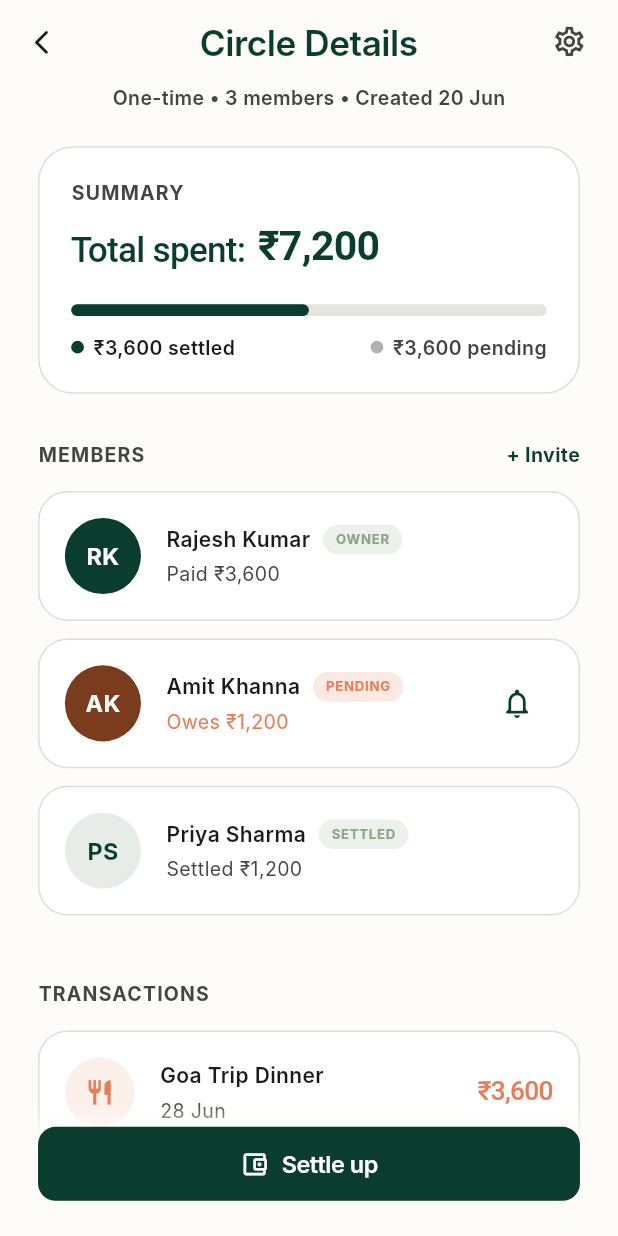
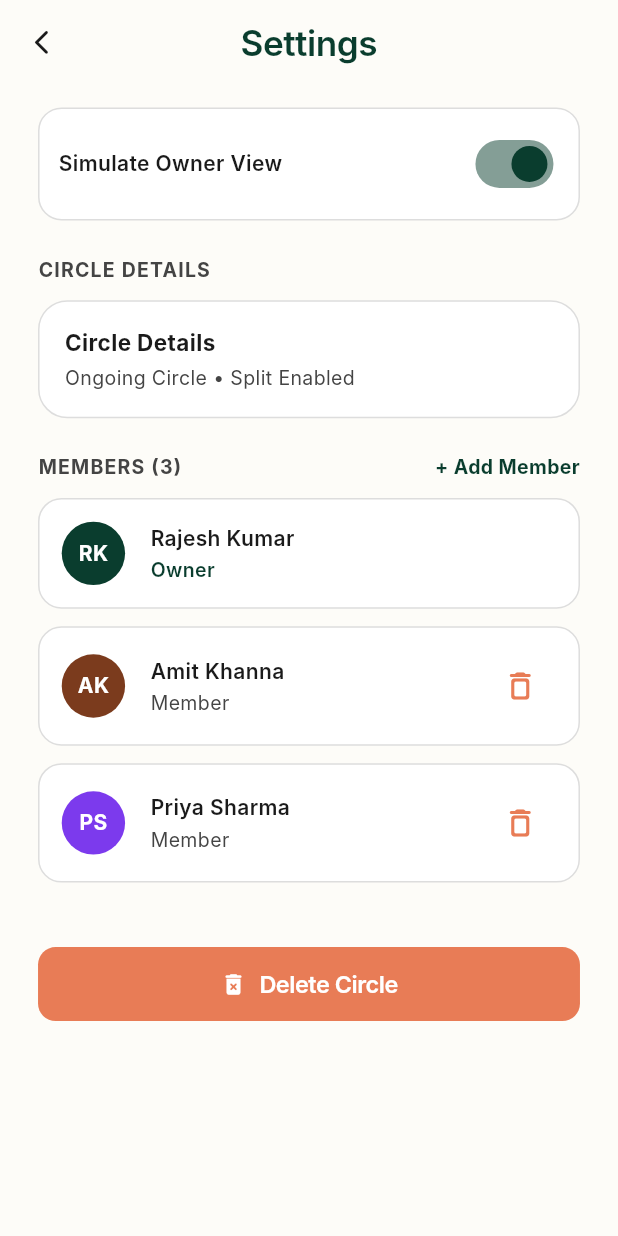
Before and after one commit to Nautilus-Techlabs/expense_tracker, a Flutter app: the CircleDetailsScreen screen opened by its route, after a tap on the "settings" icon, on a phone screen of 412 x 824 dp. Run offline on Flutter 3.47's test engine with Material 3 defaults, Android fonts, the phone set to English and light mode, and no system bars; our stand-ins replace connectivity_plus, either_dart, firebase_core, firebase_crashlytics, flutter_riverpod, flutter_screenutil and 5 more; accounts and stored records are empty; Roboto replaces fonts that are missing (Inter, PlayfairDisplay).

Commit message:
Add circle settings screen and refactor to use enums

```diff
--- a/lib/core/constants/app_router.dart
+++ b/lib/core/constants/app_router.dart
@@ -6,6 +6,7 @@ import 'package:flutter/material.dart';
 import 'package:go_router/go_router.dart';
 
 import '../../features/circle/views/circle_details_screen.dart';
+import '../../features/circle/views/circle_settings_screen.dart';
 import '../../features/personal_expenses/models/transaction_model.dart';
 import '../../features/personal_expenses/views/accounts_settings_screen.dart';
 import '../../features/personal_expenses/views/add_account_screen.dart';
@@ -36,6 +37,7 @@ class AppRouter {
   static const String addBudget = '/add-budget';
   static const String categoryBreakdown = '/category-breakdown';
   static const String faq = '/faq';
+  static const String circleSettings = '/circle-settings';
 
   static final router = GoRouter(
     initialLocation: splash,
@@ -117,6 +119,13 @@ class AppRouter {
         },
       ),
       GoRoute(path: faq, builder: (context, state) => const FaqScreen()),
+      GoRoute(
+        path: circleSettings,
+        builder: (context, state) {
+          final circleName = state.extra as String? ?? 'Circle Settings';
+          return CircleSettingsScreen(circleName: circleName);
+        },
+      ),
     ],
   );
 }
--- a/lib/features/circle/viewmodels/circle_notifier.dart
+++ b/lib/features/circle/viewmodels/circle_notifier.dart
@@ -72,7 +72,7 @@ class CircleNotifier extends Notifier<CircleState> {
   Future<void> createCircle({
     required String name,
     String? description,
-    String type = 'ongoing',
+    CircleType type = CircleType.ongoing,
     double? budget,
     bool splitEnabled = false,
   }) async {
@@ -93,7 +93,7 @@ class CircleNotifier extends Notifier<CircleState> {
   Future<void> addCircleMember({
     required int circleId,
     required int targetUserId,
-    String role = 'member',
+    CircleMemberRole role = CircleMemberRole.member,
   }) async {
     state = state.copyWith(isLoading: true, error: null);
     final result = await ref.read(supabaseHelperProvider).addCircleMember(
@@ -110,7 +110,7 @@ class CircleNotifier extends Notifier<CircleState> {
   Future<void> changeMemberRole({
     required int circleId,
     required int targetUserId,
-    required String newRole,
+    required CircleMemberRole newRole,
   }) async {
     state = state.copyWith(isLoading: true, error: null);
     final result = await ref.read(supabaseHelperProvider).changeMemberRole(
--- /dev/null
+++ b/lib/features/circle/views/circle_settings_screen.dart
@@ -0,0 +1,387 @@
+import 'package:flutter/material.dart';
+import 'package:flutter_screenutil/flutter_screenutil.dart';
+import 'package:go_router/go_router.dart';
+
+import '../../../core/constants/app_constants.dart';
+import 'package:expense_tracker/core/utils/ui_helpers.dart';
+import '../../../../core/theme/app_colors_extension.dart';
+
+class CircleSettingsScreen extends StatefulWidget {
+  final String circleName;
+
+  const CircleSettingsScreen({
+    super.key,
+    required this.circleName,
+  });
+
+  @override
+  State<CircleSettingsScreen> createState() => _CircleSettingsScreenState();
+}
+
+class _CircleSettingsScreenState extends State<CircleSettingsScreen> {
+  // Mock data for UI representation
+  bool isOwner = true; // Toggle to test both owner and member view
+  List<Map<String, dynamic>> members = [
+    {'name': 'Rajesh Kumar', 'initials': 'RK', 'role': 'Owner', 'color': AppColors.primary},
+    {'name': 'Amit Khanna', 'initials': 'AK', 'role': 'Member', 'color': const Color(0xFF7B3B1D)},
+    {'name': 'Priya Sharma', 'initials': 'PS', 'role': 'Member', 'color': const Color(0xFF7C3AED)},
+  ];
+
+  void _removeMember(int index) {
+    setState(() {
+      members.removeAt(index);
+    });
+    ScaffoldMessenger.of(context).showSnackBar(
+      SnackBar(
+        content: const Text('Member removed'),
+        backgroundColor: AppColors.expense,
+        behavior: SnackBarBehavior.floating,
+      ),
+    );
+  }
+
+  void _addMockMember() {
+    setState(() {
+      members.add({
+        'name': 'New Member ${members.length + 1}',
+        'initials': 'NM',
+        'role': 'Member',
+        'color': Colors.teal,
+      });
+    });
+    ScaffoldMessenger.of(context).showSnackBar(
+      const SnackBar(
+        content: Text('Member added (Mock)'),
+        backgroundColor: AppColors.income,
+        behavior: SnackBarBehavior.floating,
+      ),
+    );
+  }
+
+  @override
+  Widget build(BuildContext context) {
+    return Scaffold(
+      backgroundColor: context.colors.background,
+      appBar: AppBar(
+        backgroundColor: Colors.transparent,
+        elevation: 0,
+        centerTitle: true,
+        leading: IconButton(
+          icon: Icon(
+            Icons.arrow_back_ios_rounded,
+            size: 20.sp,
+            color: context.colors.textPrimary,
+          ),
+          onPressed: () => context.pop(),
+        ),
+        title: Text(
+          'Settings',
+          style: context.appTexts.heading.copyWith(
+            color: context.colors.primary,
+            fontSize: 24.sp,
+          ),
+        ),
+      ),
+      body: SingleChildScrollView(
+        physics: const BouncingScrollPhysics(),
+        padding: EdgeInsets.symmetric(horizontal: 24.w, vertical: 16.h),
+        child: Column(
+          crossAxisAlignment: CrossAxisAlignment.start,
+          children: [
+            // --- Owner Mode Toggle (For Testing UI) ---
+            Container(
+              padding: EdgeInsets.all(12.w),
+              decoration: BoxDecoration(
+                color: context.colors.card,
+                borderRadius: BorderRadius.circular(16.r),
+                border: Border.all(color: context.colors.border),
+              ),
+              child: Row(
+                mainAxisAlignment: MainAxisAlignment.spaceBetween,
+                children: [
+                  Text(
+                    'Simulate Owner View',
+                    style: context.appTexts.bodyMedium.copyWith(
+                      color: context.colors.textPrimary,
+                      fontWeight: FontWeight.w600,
+                    ),
+                  ),
+                  Switch.adaptive(
+                    value: isOwner,
+                    activeColor: AppColors.primary,
+                    onChanged: (val) {
+                      setState(() {
+                        isOwner = val;
+                      });
+                    },
+                  ),
+                ],
+              ),
+            ),
+            UIHelpers.verticalSpace(24),
+
+            // --- Section: Circle Info ---
+            Text(
+              'CIRCLE DETAILS',
+              style: context.appTexts.bodySmall.copyWith(
+                color: context.colors.textSecondary,
+                fontWeight: FontWeight.w700,
+                letterSpacing: 0.8,
+              ),
+            ),
+            UIHelpers.verticalSpace(12),
+            Container(
+              width: double.infinity,
+              padding: EdgeInsets.all(16.w),
+              decoration: BoxDecoration(
+                color: context.colors.card,
+                borderRadius: BorderRadius.circular(20.r),
+                border: Border.all(color: context.colors.border),
+              ),
+              child: Column(
+                crossAxisAlignment: CrossAxisAlignment.start,
+                children: [
+                  Text(
+                    widget.circleName,
+                    style: context.appTexts.bodyLarge.copyWith(
+                      color: context.colors.textPrimary,
+                      fontWeight: FontWeight.bold,
+                    ),
+                  ),
+                  UIHelpers.verticalSpace(4),
+                  Text(
+                    'Ongoing Circle • Split Enabled',
+                    style: context.appTexts.bodySmall.copyWith(
+                      color: context.colors.textSecondary,
+                    ),
+                  ),
+                ],
+              ),
+            ),
+            UIHelpers.verticalSpace(24),
+
+            // --- Section: Members ---
+            Row(
+              mainAxisAlignment: MainAxisAlignment.spaceBetween,
+              children: [
+                Text(
+                  'MEMBERS (${members.length})',
+                  style: context.appTexts.bodySmall.copyWith(
+                    color: context.colors.textSecondary,
+                    fontWeight: FontWeight.w700,
+                    letterSpacing: 0.8,
+                  ),
+                ),
+                if (isOwner)
+                  GestureDetector(
+                    onTap: _addMockMember,
+                    child: Text(
+                      '+ Add Member',
+                      style: context.appTexts.bodySmall.copyWith(
+                        color: context.colors.primary,
+                        fontWeight: FontWeight.w700,
+                      ),
+                    ),
+                  ),
+              ],
+            ),
+            UIHelpers.verticalSpace(12),
+
+            ListView.builder(
+              shrinkWrap: true,
+              physics: const NeverScrollableScrollPhysics(),
+              itemCount: members.length,
+              itemBuilder: (context, index) {
+                final member = members[index];
+                final isCurrentMemberOwner = member['role'] == 'Owner';
+                return Container(
+                  margin: EdgeInsets.only(bottom: 12.h),
+                  padding: EdgeInsets.all(14.w),
+                  decoration: BoxDecoration(
+                    color: context.colors.card,
+                    borderRadius: BorderRadius.circular(16.r),
+                    border: Border.all(color: context.colors.border),
+                  ),
+                  child: Row(
+                    children: [
+                      Container(
+                        width: 40.w,
+                        height: 40.w,
+                        decoration: BoxDecoration(
+                          color: member['color'],
+                          shape: BoxShape.circle,
+                        ),
+                        alignment: Alignment.center,
+                        child: Text(
+                          member['initials'],
+                          style: context.appTexts.bodyMedium.copyWith(
+                            color: Colors.white,
+                            fontWeight: FontWeight.bold,
+                          ),
+                        ),
+                      ),
+                      UIHelpers.horizontalSpace(16),
+                      Expanded(
+                        child: Column(
+                          crossAxisAlignment: CrossAxisAlignment.start,
+                          children: [
+                            Text(
+                              member['name'],
+                              style: context.appTexts.bodyMedium.copyWith(
+                                color: context.colors.textPrimary,
+                                fontWeight: FontWeight.w600,
+                              ),
+                            ),
+                            UIHelpers.verticalSpace(2),
+                            Text(
+                              member['role'],
+                              style: context.appTexts.bodySmall.copyWith(
+                                color: isCurrentMemberOwner
+                                    ? AppColors.primary
+                                    : context.colors.textSecondary,
+                                fontWeight: isCurrentMemberOwner
+                                    ? FontWeight.w600
+                                    : FontWeight.normal,
+                              ),
+                            ),
+                          ],
+                        ),
+                      ),
+                      if (isOwner && !isCurrentMemberOwner)
+                        IconButton(
+                          icon: const Icon(
+                            Icons.delete_outline_rounded,
+                            color: AppColors.expense,
+                          ),
+                          onPressed: () => _removeMember(index),
+                        ),
+                    ],
+                  ),
+                );
+              },
+            ),
+            UIHelpers.verticalSpace(32),
+
+            // --- Section: Actions ---
+            if (!isOwner)
+              SizedBox(
+                width: double.infinity,
+                child: ElevatedButton(
+                  onPressed: () {
+                    ScaffoldMessenger.of(context).showSnackBar(
+                      const SnackBar(
+                        content: Text('Leaving circle... (Mock)'),
+                        behavior: SnackBarBehavior.floating,
+                      ),
+                    );
+                  },
+                  style: ElevatedButton.styleFrom(
+                    backgroundColor: AppColors.expense.withValues(alpha: 0.1),
+                    foregroundColor: AppColors.expense,
+                    padding: EdgeInsets.symmetric(vertical: 14.h),
+                    shape: RoundedRectangleBorder(
+                      borderRadius: BorderRadius.circular(12.r),
+                    ),
+                    elevation: 0,
+                  ),
+                  child: Row(
+                    mainAxisAlignment: MainAxisAlignment.center,
+                    children: [
+                      const Icon(Icons.exit_to_app_rounded, color: AppColors.expense),
+                      UIHelpers.horizontalSpace(8),
+                      Text(
+                        'Leave Circle',
+                        style: context.appTexts.heading.copyWith(
+                          fontSize: 16.sp,
+                          color: AppColors.expense,
+                          fontWeight: FontWeight.w600,
+                        ),
+                      ),
+                    ],
+                  ),
+                ),
+              ),
+            if (isOwner) ...[
+              SizedBox(
+                width: double.infinity,
+                child: ElevatedButton(
+                  onPressed: () {
+                    showDialog(
+                      context: context,
+                      builder: (context) => AlertDialog(
+                        backgroundColor: context.colors.background,
+                        title: Text(
+                          'Delete Circle',
+                          style: context.appTexts.heading.copyWith(
+                            fontSize: 20.sp,
+                            color: context.colors.textPrimary,
+                          ),
+                        ),
+                        content: Text(
+                          'Are you sure you want to delete this circle? This action cannot be undone.',
+                          style: context.appTexts.bodyMedium.copyWith(
+                            color: context.colors.textSecondary,
+                          ),
+                        ),
+                        actions: [
+                          TextButton(
+                            onPressed: () => Navigator.pop(context),
+                            child: Text(
+                              'Cancel',
+                              style: TextStyle(color: context.colors.textSecondary),
+                            ),
+                          ),
+                          TextButton(
+                            onPressed: () {
+                              Navigator.pop(context); // Dialog
+                              context.pop(); // Settings
+                              context.pop(); // Details
+                              ScaffoldMessenger.of(context).showSnackBar(
+                                const SnackBar(
+                                  content: Text('Circle deleted (Mock)'),
+                                  behavior: SnackBarBehavior.floating,
+                                ),
+                              );
+                            },
+                            child: const Text(
+                              'Delete',
+                              style: TextStyle(color: AppColors.expense),
+                            ),
+                          ),
+                        ],
+                      ),
+                    );
+                  },
+                  style: ElevatedButton.styleFrom(
+                    backgroundColor: AppColors.expense,
+                    foregroundColor: Colors.white,
+                    padding: EdgeInsets.symmetric(vertical: 14.h),
+                    shape: RoundedRectangleBorder(
+                      borderRadius: BorderRadius.circular(12.r),
+                    ),
+                    elevation: 0,
+                  ),
+                  child: Row(
+                    mainAxisAlignment: MainAxisAlignment.center,
+                    children: [
+                      const Icon(Icons.delete_forever_rounded, color: Colors.white),
+                      UIHelpers.horizontalSpace(8),
+                      Text(
+                        'Delete Circle',
+                        style: context.appTexts.heading.copyWith(
+                          fontSize: 16.sp,
+                          color: Colors.white,
+                          fontWeight: FontWeight.w600,
+                        ),
+                      ),
+                    ],
+                  ),
+                ),
+              ),
+            ],
+          ],
+        ),
+      ),
+    );
+  }
+}
--- a/lib/features/personal_expenses/viewmodels/category_notifier.dart
+++ b/lib/features/personal_expenses/viewmodels/category_notifier.dart
@@ -59,7 +59,7 @@ class CategoryNotifier extends Notifier<CategoryState> {
 
   Future<bool> addCategory({
     required String name,
-    required String type, // 'expense', 'income', 'both'
+    required CategoryType type,
     required String icon,
     required String color,
   }) async {
```
Also changed, not shown: lib/data/remote/supabase/supabase_helper.dart (+9 -8 lines), lib/features/circle/views/circle_details_screen.dart (+143 -2 lines), lib/features/personal_expenses/views/categories_settings_screen.dart (+5 -5 lines), lib/features/personal_expenses/views/reports_screen.dart (+8 -12 lines).
